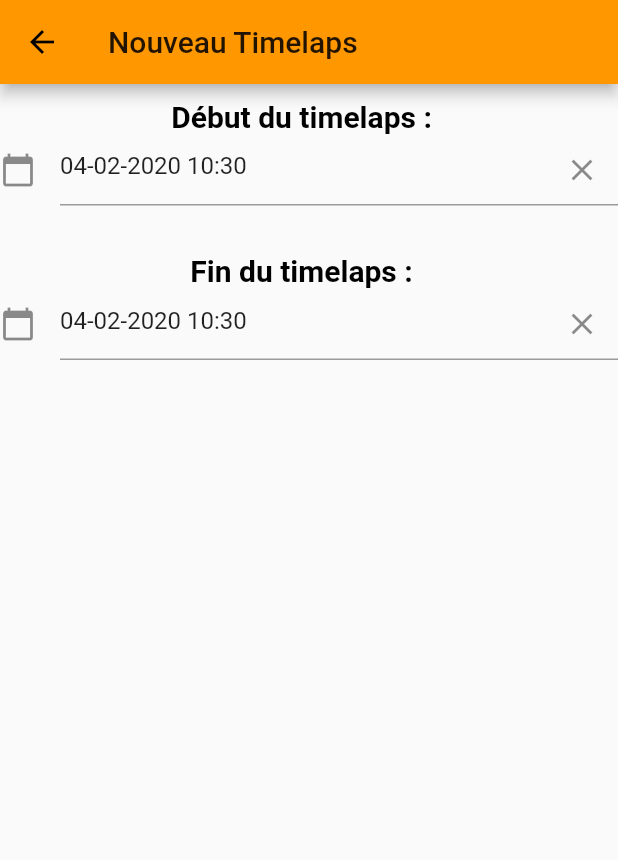
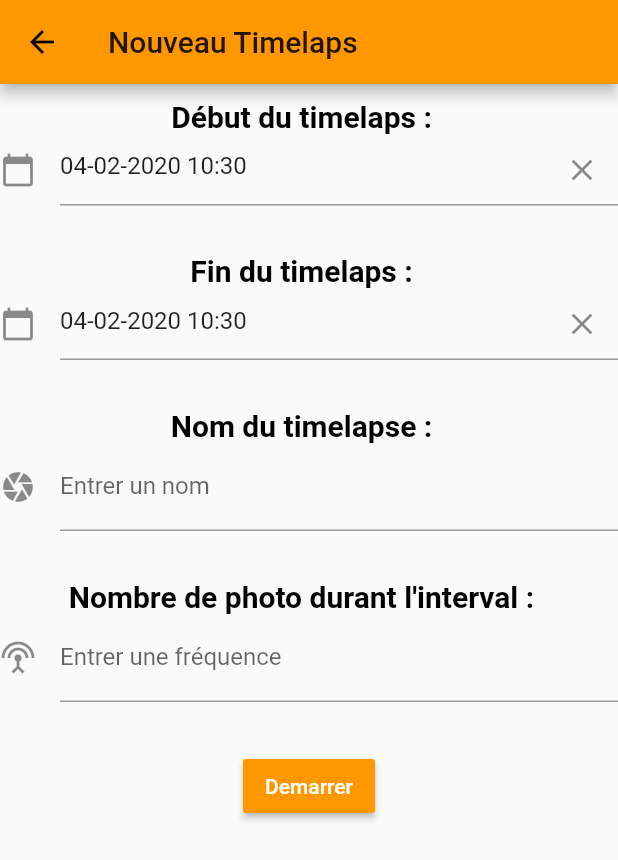
Before and after one commit to rvende/timelaps, a Flutter app: the Config screen opened directly, on a phone screen of 412 x 824 dp. Shown: the top 860 px of the screen. Run offline on Flutter 3.47's test engine with Material 2 defaults, Android fonts, the phone set to English and light mode, and no system bars.

Commit message:
Ajout de champs pour la configuration
minor

```diff
--- a/Code/app/myapp/lib/config.dart
+++ b/Code/app/myapp/lib/config.dart
@@ -74,7 +74,8 @@ class ConfigState extends State<Config>{
         )
 
     ),
-    body: Column(children: <Widget>[
+    body: SingleChildScrollView(
+    child : Column(children: <Widget>[
       Padding(padding: EdgeInsets.all(5.0),),
       Column(mainAxisAlignment: MainAxisAlignment.center,children: <Widget>[
 
@@ -146,9 +147,68 @@ class ConfigState extends State<Config>{
           }
         },
       ),
-    ])
+    ]),
+    Padding(padding: EdgeInsets.all(16.0),),
+    Column(mainAxisAlignment: MainAxisAlignment.center,children: <Widget>[
+
+        //(${format.pattern})
+      Text('Nom du timelapse :  ',style:
+                          TextStyle(
+                            color: Colors.black,
+                            fontSize: 20.0,
+                            fontWeight: FontWeight.bold
+                            ),),
+
+      TextFormField(
+        decoration: new InputDecoration(
+            icon: new Icon(Icons.camera),
+            labelText: "Entrer un nom"
+        ),
+      )
+    ,
+    ]),
+    Padding(padding: EdgeInsets.all(16.0),),
+    Column(mainAxisAlignment: MainAxisAlignment.center,children: <Widget>[
+
+        //(${format.pattern})
+      Text('Nombre de photo durant l\'interval :  ',style:
+                          TextStyle(
+                            color: Colors.black,
+                            fontSize: 20.0,
+                            fontWeight: FontWeight.bold
+                            ),),
+
+      TextFormField(
+        decoration: new InputDecoration(
+            icon: new Icon(Icons.settings_input_antenna),
+            labelText: "Entrer une fréquence",
+
+        ),
+        keyboardType: TextInputType.number,
+        //inputFormatters: [WhitelistingTextInputFormatter.digitsOnly],
+      )
+    ,
+    ]),
+    Padding(padding: EdgeInsets.all(16.0),),
+    Column(mainAxisAlignment: MainAxisAlignment.center,children: <Widget>[
+
+        //(${format.pattern})
+      Row(
+          mainAxisAlignment: MainAxisAlignment.spaceEvenly,
+          children: <Widget>[
+            RaisedButton(
+              padding: const EdgeInsets.all(8.0),
+              textColor: Colors.white,
+              color: Colors.orange,
+              onPressed: (){},
+              child: new Text("Demarrer"),
+            ),
+          ],
+          ),
+
+    ]),
     ],)
-  );
+  ));
 
   }
 }
```
